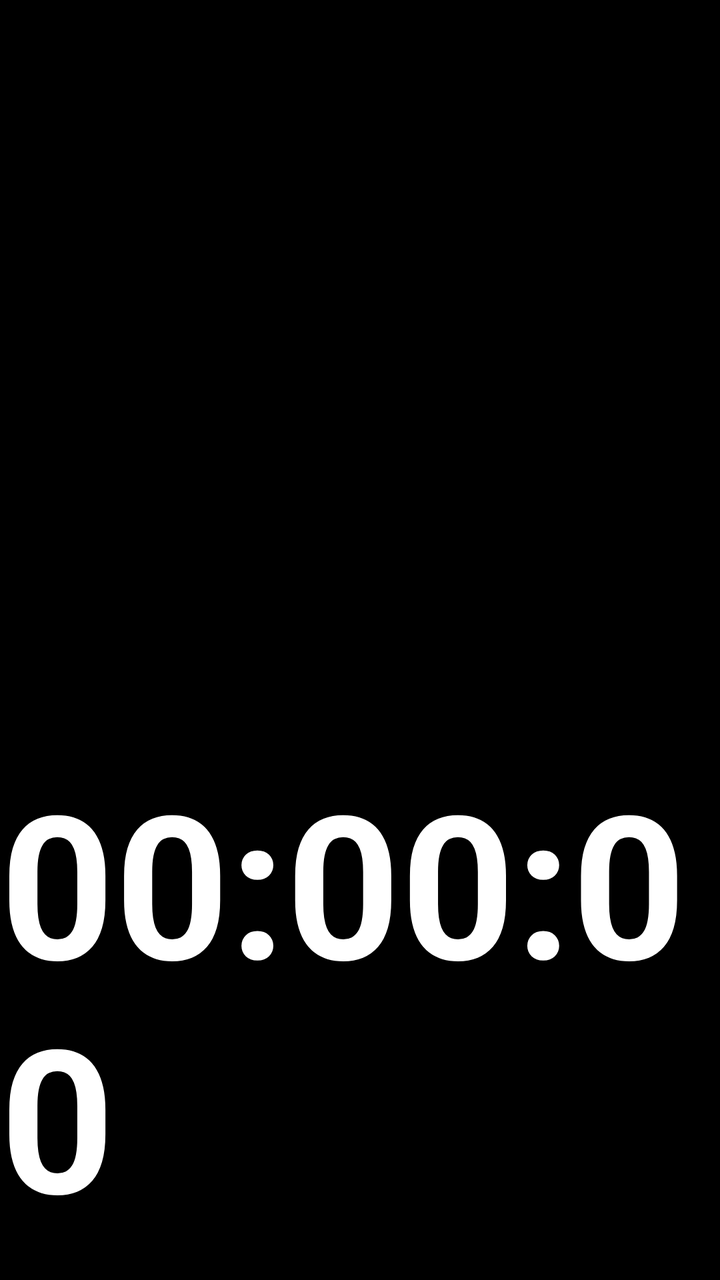
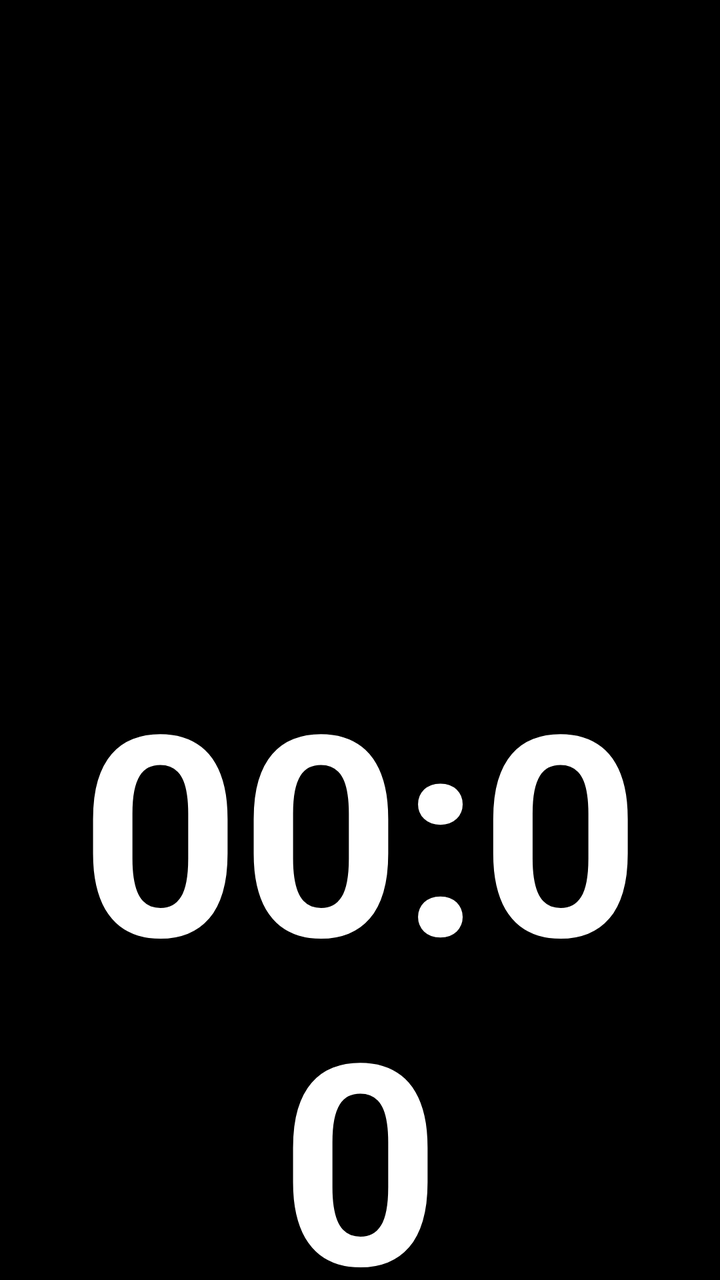

Compare the two renders of this Android layout. The source of the first and the diff that turns it into the second are given below.
<!-- AndroidManifest.xml: application theme Theme.AppCompat.NoActionBar -->
<!-- res/layout/activity_main.xml -->
<?xml version="1.0" encoding="utf-8"?>
<LinearLayout xmlns:android="http://schemas.android.com/apk/res/android"
    android:layout_width="match_parent"
    android:layout_height="match_parent"
    android:background="#000000"
    android:orientation="vertical"
    android:weightSum="3">

    <RelativeLayout
        android:layout_width="match_parent"
        android:layout_height="0dp"
        android:layout_weight="1"
        android:padding="16dp">

        <TextSwitcher
            android:id="@+id/topInfoSwitcher"
            android:layout_width="match_parent"
            android:layout_height="wrap_content"
            android:layout_centerInParent="true" />
    </RelativeLayout>

    <RelativeLayout
        android:layout_width="match_parent"
        android:layout_height="0dp"
        android:layout_weight="2">

        <TextClock
            android:id="@+id/clockView"
            android:layout_width="wrap_content"
            android:layout_height="wrap_content"
            android:layout_alignParentBottom="true"
            android:layout_centerHorizontal="true"
            android:layout_marginBottom="16dp"
            android:format12Hour="HH:mm:ss"
            android:format24Hour="HH:mm:ss"
            android:textColor="#FFFFFF"
            android:textSize="100sp"
            android:textStyle="bold" />
    </RelativeLayout>
</LinearLayout>
<!-- resources referenced by this layout -->
<resources>

</resources>

<!-- the commit's change to res/layout/activity_main.xml (unified diff, before → after) -->
@@ -4,37 +4,39 @@
     android:layout_height="match_parent"
     android:background="#000000"
     android:orientation="vertical"
-    android:weightSum="3">
+    android:weightSum="2">
 
+    
     <RelativeLayout
         android:layout_width="match_parent"
         android:layout_height="0dp"
-        android:layout_weight="1"
-        android:padding="16dp">
+        android:layout_weight="1">
 
         <TextSwitcher
             android:id="@+id/topInfoSwitcher"
             android:layout_width="match_parent"
-            android:layout_height="wrap_content"
+            android:layout_height="match_parent"
             android:layout_centerInParent="true" />
+
     </RelativeLayout>
 
+    
     <RelativeLayout
         android:layout_width="match_parent"
         android:layout_height="0dp"
-        android:layout_weight="2">
+        android:layout_weight="1">
 
         <TextClock
             android:id="@+id/clockView"
-            android:layout_width="wrap_content"
-            android:layout_height="wrap_content"
-            android:layout_alignParentBottom="true"
-            android:layout_centerHorizontal="true"
-            android:layout_marginBottom="16dp"
-            android:format12Hour="HH:mm:ss"
-            android:format24Hour="HH:mm:ss"
+            android:layout_width="match_parent"
+            android:layout_height="match_parent"
+            android:gravity="center"
+            android:format12Hour="HH:mm"
+            android:format24Hour="HH:mm"
             android:textColor="#FFFFFF"
-            android:textSize="100sp"
+            android:textSize="140sp"
             android:textStyle="bold" />
+
     </RelativeLayout>
+
 </LinearLayout>
